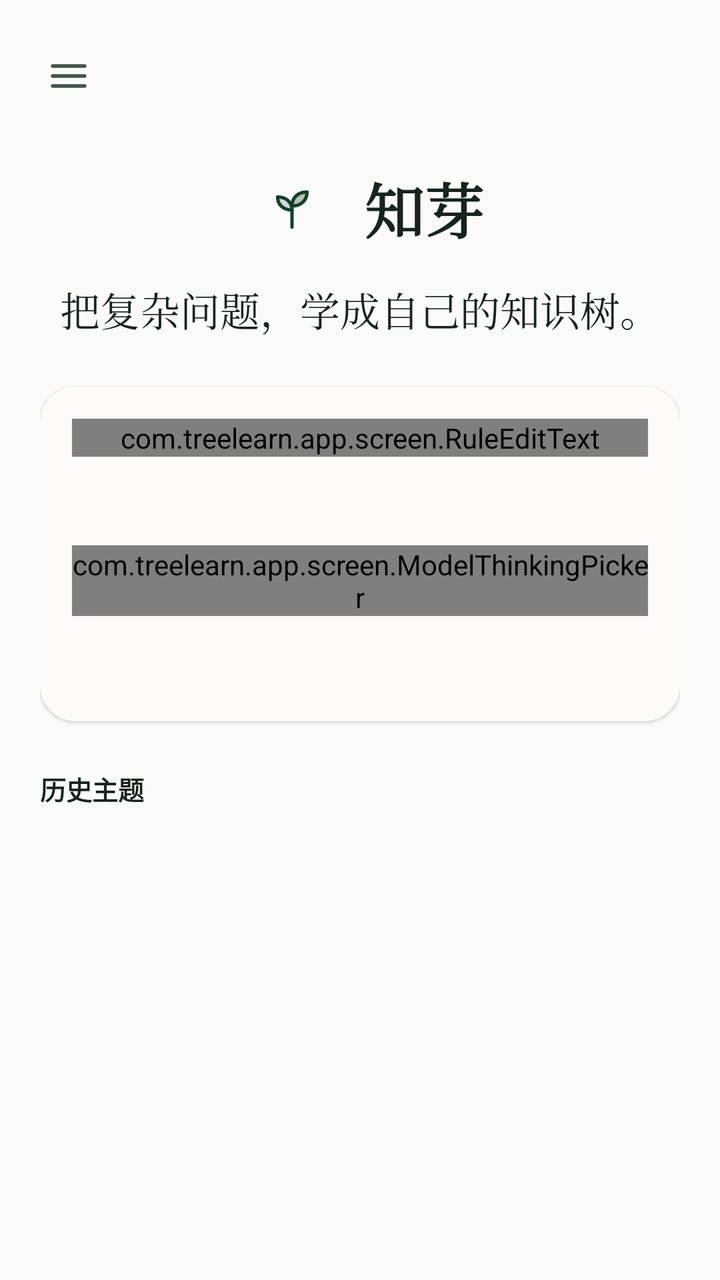
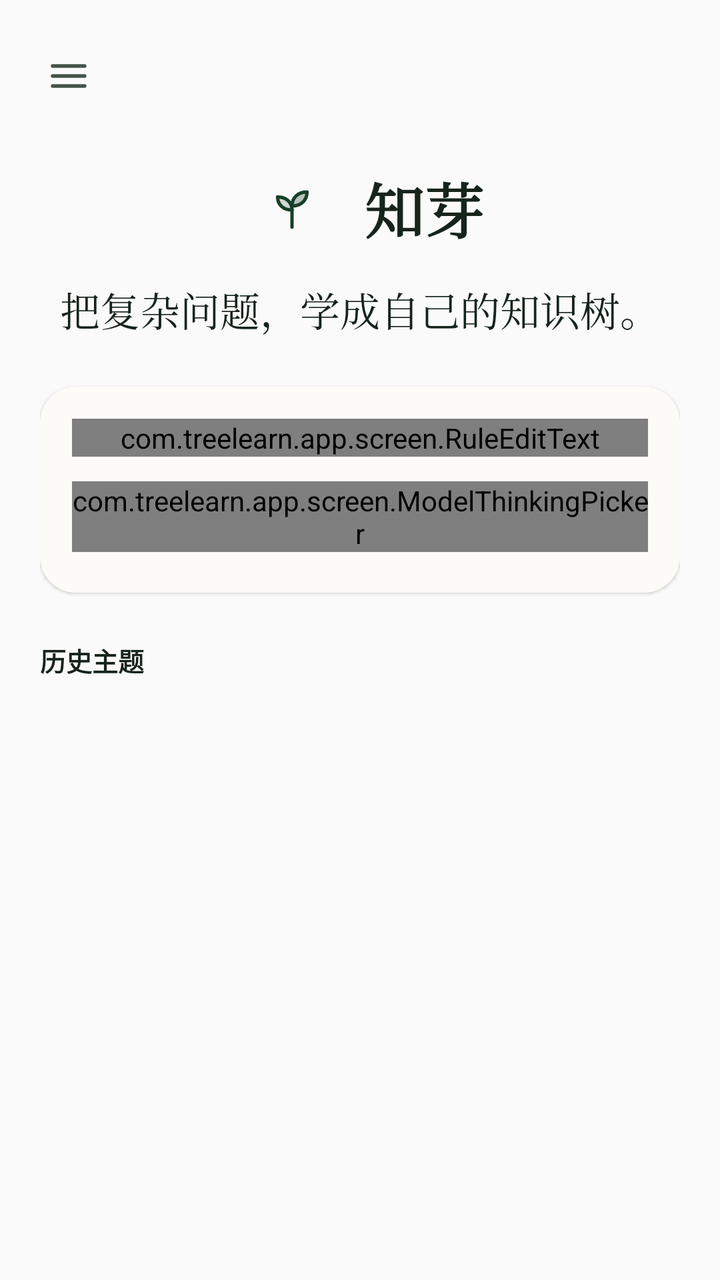

The first picture is an Android layout as it rendered before a commit; the second is the same layout after the commit. The layout source and the unified diff follow.
<!-- AndroidManifest.xml: application theme Theme.TreeLearn -->
<!-- res/layout/screen_home_body.xml -->
<?xml version="1.0" encoding="utf-8"?>
<LinearLayout xmlns:android="http://schemas.android.com/apk/res/android"
    android:id="@+id/home_content"
    android:layout_width="match_parent"
    android:layout_height="match_parent"
    android:orientation="vertical"
    android:paddingBottom="@dimen/space_s2">

    <LinearLayout
        android:id="@+id/home_appbar"
        android:layout_width="match_parent"
        android:layout_height="wrap_content"
        android:gravity="center_vertical"
        android:orientation="horizontal"
        android:paddingStart="@dimen/page_gutter"
        android:paddingTop="@dimen/space_s4"
        android:paddingEnd="@dimen/page_gutter">

        <ImageView
            android:id="@+id/home_drawer_button"
            android:layout_width="@dimen/touch_min"
            android:layout_height="@dimen/touch_min"
            android:layout_marginStart="-8dp"
            android:contentDescription="@string/cd_home_drawer"
            android:scaleType="centerInside"
            android:src="@drawable/ic_nav_menu"
            android:tint="@color/tl_ink2" />

    </LinearLayout>

    <LinearLayout
        android:id="@+id/home_primary"
        android:layout_width="match_parent"
        android:layout_height="wrap_content"
        android:orientation="vertical"
        android:paddingStart="@dimen/page_gutter"
        android:paddingEnd="@dimen/page_gutter"
        android:paddingBottom="@dimen/space_s4">

        <LinearLayout
            android:id="@+id/home_hero"
            android:layout_width="match_parent"
            android:layout_height="wrap_content"
            android:gravity="center_horizontal"
            android:orientation="vertical"
            android:paddingTop="@dimen/space_s4"
            android:paddingBottom="@dimen/space_s6">

            <LinearLayout
                android:id="@+id/home_brand_lockup"
                android:layout_width="wrap_content"
                android:layout_height="wrap_content"
                android:layout_marginBottom="@dimen/space_s2"
                android:gravity="center"
                android:orientation="horizontal">

                <ImageView
                    android:id="@+id/home_brand_mark"
                    android:layout_width="@dimen/brand_mark_size"
                    android:layout_height="@dimen/brand_mark_size"
                    android:contentDescription="@string/cd_home_brand"
                    android:scaleType="centerInside"
                    android:src="@drawable/ic_brand_sprout" />

                <TextView
                    android:id="@+id/home_brand"
                    android:layout_width="wrap_content"
                    android:layout_height="wrap_content"
                    android:layout_marginStart="@dimen/space_s2"
                    android:fontFamily="serif"
                    android:text="@string/app_name"
                    android:textColor="@color/tl_ink"
                    android:textSize="@dimen/text_brand"
                    android:textStyle="bold" />
            </LinearLayout>

            <TextView
                android:id="@+id/home_hero_title"
                android:layout_width="match_parent"
                android:layout_height="wrap_content"
                android:fontFamily="serif"
                android:gravity="center"
                android:lineSpacingMultiplier="1.5"
                android:text="@string/home_hero_title"
                android:textAlignment="center"
                android:textColor="@color/tl_ink"
                android:textSize="@dimen/text_h1" />
        </LinearLayout>

        <LinearLayout
            android:id="@+id/home_composer"
            android:layout_width="match_parent"
            android:layout_height="wrap_content"
            android:background="@drawable/bg_card"
            android:elevation="@dimen/card_elevation"
            android:orientation="vertical"
            android:padding="@dimen/space_s4">

            <com.treelearn.app.screen.RuleEditText
                android:id="@+id/home_draft"
                android:layout_width="match_parent"
                android:layout_height="wrap_content"
                android:background="@null"
                android:hint="@string/home_draft_hint"
                android:imeOptions="actionSend"
                android:inputType="textMultiLine|textCapSentences"
                android:paddingTop="0dp"
                android:paddingBottom="0dp"
                android:textColor="@color/tl_ink"
                android:textColorHint="@color/tl_ink3"
                android:textSize="@dimen/text_body" />

            <LinearLayout
                android:layout_width="match_parent"
                android:layout_height="wrap_content"
                android:layout_marginTop="@dimen/space_s2"
                android:gravity="center_vertical"
                android:orientation="horizontal">

                <com.treelearn.app.screen.ModelThinkingPicker
                    android:id="@+id/home_model_chip"
                    android:layout_width="wrap_content"
                    android:layout_height="wrap_content" />

                <LinearLayout
                    android:id="@+id/home_key_hint"
                    android:layout_width="wrap_content"
                    android:layout_height="wrap_content"
                    android:layout_marginStart="@dimen/space_s2"
                    android:background="@drawable/bg_pill"
                    android:backgroundTint="@color/tl_amber_soft"
                    android:gravity="center_vertical"
                    android:orientation="horizontal"
                    android:paddingStart="@dimen/space_s3"
                    android:paddingTop="@dimen/space_s1"
                    android:paddingEnd="@dimen/space_s3"
                    android:paddingBottom="@dimen/space_s1">

                    <ImageView
                        android:id="@+id/home_key_icon"
                        android:layout_width="13dp"
                        android:layout_height="13dp"
                        android:importantForAccessibility="no"
                        android:src="@drawable/ic_key"
                        android:tint="@color/tl_amber" />

                    <TextView
                        android:id="@+id/home_key_text"
                        android:layout_width="wrap_content"
                        android:layout_height="wrap_content"
                        android:layout_marginStart="@dimen/space_s1"
                        android:text="@string/home_key_missing"
                        android:textColor="@color/tl_amber"
                        android:textSize="@dimen/text_cap" />
                </LinearLayout>

                <View
                    android:layout_width="0dp"
                    android:layout_height="1dp"
                    android:layout_weight="1" />

                <ImageButton
                    android:id="@+id/home_send"
                    android:layout_width="@dimen/touch_min"
                    android:layout_height="@dimen/touch_min"
                    android:background="@drawable/bg_send_fab"
                    android:contentDescription="@string/home_send"
                    android:enabled="false"
                    android:scaleType="centerInside"
                    android:src="@drawable/ic_chat_send"
                    android:tint="@color/tl_surface" />
            </LinearLayout>
        </LinearLayout>

        <LinearLayout
            android:id="@+id/home_recommendations_section"
            android:layout_width="match_parent"
            android:layout_height="wrap_content"
            android:orientation="vertical"
            android:visibility="gone">

            
            <LinearLayout
                android:id="@+id/home_recommendations_head"
                android:layout_width="match_parent"
                android:layout_height="wrap_content"
                android:gravity="center_vertical"
                android:orientation="horizontal">

                <ImageView
                    android:id="@+id/home_recommendations_sparkle"
                    android:layout_width="@dimen/space_s4"
                    android:layout_height="@dimen/space_s4"
                    android:importantForAccessibility="no"
                    android:src="@drawable/ic_sparkle"
                    android:tint="@color/tl_ink3" />

                <TextView
                    android:id="@+id/home_recommendations_title"
                    android:layout_width="wrap_content"
                    android:layout_height="wrap_content"
                    android:layout_marginStart="@dimen/space_s1"
                    android:textColor="@color/tl_green_deep"
                    android:textSize="@dimen/text_cap"
                    android:textStyle="bold" />
            </LinearLayout>

            <com.treelearn.app.screen.RecommendationMarquee
                android:id="@+id/home_recommendations"
                android:layout_width="match_parent"
                android:layout_height="wrap_content"
                android:layout_marginTop="@dimen/space_s2" />
        </LinearLayout>

        <LinearLayout
            android:id="@+id/home_recent_section"
            android:layout_width="match_parent"
            android:layout_height="wrap_content"
            android:layout_marginTop="@dimen/space_s6"
            android:orientation="vertical">

            
            <LinearLayout
                android:id="@+id/home_recent_head"
                android:layout_width="match_parent"
                android:layout_height="wrap_content"
                android:orientation="horizontal">

                <TextView
                    android:id="@+id/home_recent_title"
                    android:layout_width="wrap_content"
                    android:layout_height="wrap_content"
                    android:text="@string/home_recent_title"
                    android:textColor="@color/tl_ink"
                    android:textSize="@dimen/text_sm"
                    android:textStyle="bold" />

                <TextView
                    android:id="@+id/home_recent_count"
                    android:layout_width="wrap_content"
                    android:layout_height="wrap_content"
                    android:layout_marginStart="@dimen/space_s2"
                    android:textColor="@color/tl_ink3"
                    android:textSize="@dimen/text_cap"
                    android:visibility="gone" />
            </LinearLayout>

            
            <TextView
                android:id="@+id/home_topics_empty"
                android:layout_width="match_parent"
                android:layout_height="wrap_content"
                android:layout_marginTop="@dimen/space_s6"
                android:gravity="center"
                android:lineSpacingMultiplier="1.9"
                android:text="@string/home_topics_empty"
                android:textColor="@color/tl_ink3"
                android:textSize="@dimen/text_sm"
                android:visibility="gone" />

            <LinearLayout
                android:id="@+id/home_recent_list"
                android:layout_width="match_parent"
                android:layout_height="wrap_content"
                android:layout_marginTop="@dimen/space_s3"
                android:orientation="vertical"
                android:visibility="gone" />
        </LinearLayout>

        <TextView
            android:id="@+id/home_notice"
            android:layout_width="match_parent"
            android:layout_height="wrap_content"
            android:layout_marginTop="@dimen/space_s2"
            android:textColor="@color/tl_red"
            android:textSize="@dimen/text_sm"
            android:visibility="gone" />
    </LinearLayout>
</LinearLayout>
<!-- resources referenced by this layout -->
<resources>
  <color name="tl_amber">#B05108</color>
  <color name="tl_amber_soft">#FBF3E2</color>
  <color name="tl_green_deep">#164027</color>
  <color name="tl_ink">#16241C</color>
  <color name="tl_ink2">#435449</color>
  <color name="tl_ink3">#627067</color>
  <color name="tl_red">#C0392B</color>
  <color name="tl_surface">#FCFBF8</color>
  <dimen name="brand_mark_size">56dp</dimen>
  <dimen name="card_elevation">1dp</dimen>
  <dimen name="page_gutter">20dp</dimen>
  <dimen name="space_s1">4dp</dimen>
  <dimen name="space_s2">8dp</dimen>
  <dimen name="space_s3">12dp</dimen>
  <dimen name="space_s4">16dp</dimen>
  <dimen name="space_s6">24dp</dimen>
  <dimen name="text_body">15sp</dimen>
  <dimen name="text_brand">30sp</dimen>
  <dimen name="text_cap">11sp</dimen>
  <dimen name="text_h1">20sp</dimen>
  <dimen name="text_sm">13sp</dimen>
  <dimen name="touch_min">44dp</dimen>
  <!-- drawable bg_card (drawable) -->
  <?xml version="1.0" encoding="utf-8"?>
  <shape xmlns:android="http://schemas.android.com/apk/res/android" android:shape="rectangle">
      <solid android:color="@color/tl_surface" />
      <corners android:radius="@dimen/radius_lg" />
  </shape>
  <!-- drawable bg_pill (drawable) -->
  <?xml version="1.0" encoding="utf-8"?>
  <shape xmlns:android="http://schemas.android.com/apk/res/android" android:shape="rectangle">
      <solid android:color="@color/tl_surface" />
      <corners android:radius="@dimen/radius_full" />
  </shape>
  <!-- drawable bg_send_fab (drawable) -->
  <?xml version="1.0" encoding="utf-8"?>
  <selector xmlns:android="http://schemas.android.com/apk/res/android">
      <item android:state_enabled="false">
          <shape android:shape="oval">
              <solid android:color="@color/tl_line" />
          </shape>
      </item>
      <item android:state_pressed="true">
          <shape android:shape="oval">
              <solid android:color="@color/tl_green_deep" />
          </shape>
      </item>
      <item>
          <shape android:shape="oval">
              <solid android:color="@color/tl_green" />
          </shape>
      </item>
  </selector>
  <!-- drawable ic_chat_send (drawable) -->
  <?xml version="1.0" encoding="utf-8"?>
  <vector xmlns:android="http://schemas.android.com/apk/res/android"
      android:width="24dp"
      android:height="24dp"
      android:viewportWidth="24"
      android:viewportHeight="24">
      <path
          android:pathData="M12 19V5M5.5 11.5 12 5l6.5 6.5"
          android:strokeColor="#FF212121"
          android:strokeWidth="1.8"
          android:strokeLineCap="round"
          android:strokeLineJoin="round" />
  </vector>
  <!-- drawable ic_key (drawable) -->
  <?xml version="1.0" encoding="utf-8"?>
  <vector xmlns:android="http://schemas.android.com/apk/res/android"
      android:width="24dp"
      android:height="24dp"
      android:viewportWidth="24"
      android:viewportHeight="24">
      <path
          android:pathData="M8,14.5m-4,0a4,4 0,1 1,8 0a4,4 0,1 1,-8 0"
          android:strokeColor="#FF212121"
          android:strokeWidth="1.8"
          android:strokeLineCap="round"
          android:strokeLineJoin="round" />
      <path
          android:pathData="M11.2 11.3 20 2.5M15.5 6.5l3 3"
          android:strokeColor="#FF212121"
          android:strokeWidth="1.8"
          android:strokeLineCap="round"
          android:strokeLineJoin="round" />
  </vector>
  <string name="app_name">知芽</string>
  <string name="cd_home_brand">知芽 Logo</string>
  <string name="cd_home_drawer">打开菜单</string>
  <string name="home_draft_hint">输入你的根问题，例如：帮我系统理解 Transformer 的注意力机制</string>
  <string name="home_hero_title">把复杂问题，学成自己的知识树。</string>
  <string name="home_key_missing">未配置 Key</string>
  <string name="home_recent_title">历史主题</string>
  <string name="home_send">发送</string>
  <string name="home_topics_empty">还没有主题</string>
  <dimen name="radius_lg">18dp</dimen>
  <dimen name="radius_full">99dp</dimen>
  <color name="tl_line">#E2DFD6</color>
  <color name="tl_green">#2B6E45</color>
  <color name="tl_bg">#F4F1EB</color>
  <!-- unchanged entries left out for length: 4 -->
</resources>

<!-- the commit's change to res/layout/screen_home_body.xml (unified diff, before → after) -->
@@ -117,42 +117,12 @@
                 android:gravity="center_vertical"
                 android:orientation="horizontal">
 
+                
+
                 <com.treelearn.app.screen.ModelThinkingPicker
                     android:id="@+id/home_model_chip"
                     android:layout_width="wrap_content"
                     android:layout_height="wrap_content" />
-
-                <LinearLayout
-                    android:id="@+id/home_key_hint"
-                    android:layout_width="wrap_content"
-                    android:layout_height="wrap_content"
-                    android:layout_marginStart="@dimen/space_s2"
-                    android:background="@drawable/bg_pill"
-                    android:backgroundTint="@color/tl_amber_soft"
-                    android:gravity="center_vertical"
-                    android:orientation="horizontal"
-                    android:paddingStart="@dimen/space_s3"
-                    android:paddingTop="@dimen/space_s1"
-                    android:paddingEnd="@dimen/space_s3"
-                    android:paddingBottom="@dimen/space_s1">
-
-                    <ImageView
-                        android:id="@+id/home_key_icon"
-                        android:layout_width="13dp"
-                        android:layout_height="13dp"
-                        android:importantForAccessibility="no"
-                        android:src="@drawable/ic_key"
-                        android:tint="@color/tl_amber" />
-
-                    <TextView
-                        android:id="@+id/home_key_text"
-                        android:layout_width="wrap_content"
-                        android:layout_height="wrap_content"
-                        android:layout_marginStart="@dimen/space_s1"
-                        android:text="@string/home_key_missing"
-                        android:textColor="@color/tl_amber"
-                        android:textSize="@dimen/text_cap" />
-                </LinearLayout>
 
                 <View
                     android:layout_width="0dp"
<!-- resource entries referenced after the edit -->
@@ -1,7 +1,5 @@
 <!-- resources referenced by this layout -->
 <resources>
-  <color name="tl_amber">#B05108</color>
-  <color name="tl_amber_soft">#FBF3E2</color>
   <color name="tl_green_deep">#164027</color>
   <color name="tl_ink">#16241C</color>
   <color name="tl_ink2">#435449</color>
@@ -27,12 +25,6 @@
   <shape xmlns:android="http://schemas.android.com/apk/res/android" android:shape="rectangle">
       <solid android:color="@color/tl_surface" />
       <corners android:radius="@dimen/radius_lg" />
-  </shape>
-  <!-- drawable bg_pill (drawable) -->
-  <?xml version="1.0" encoding="utf-8"?>
-  <shape xmlns:android="http://schemas.android.com/apk/res/android" android:shape="rectangle">
-      <solid android:color="@color/tl_surface" />
-      <corners android:radius="@dimen/radius_full" />
   </shape>
   <!-- drawable bg_send_fab (drawable) -->
   <?xml version="1.0" encoding="utf-8"?>
@@ -67,37 +59,15 @@
           android:strokeLineCap="round"
           android:strokeLineJoin="round" />
   </vector>
-  <!-- drawable ic_key (drawable) -->
-  <?xml version="1.0" encoding="utf-8"?>
-  <vector xmlns:android="http://schemas.android.com/apk/res/android"
-      android:width="24dp"
-      android:height="24dp"
-      android:viewportWidth="24"
-      android:viewportHeight="24">
-      <path
-          android:pathData="M8,14.5m-4,0a4,4 0,1 1,8 0a4,4 0,1 1,-8 0"
-          android:strokeColor="#FF212121"
-          android:strokeWidth="1.8"
-          android:strokeLineCap="round"
-          android:strokeLineJoin="round" />
-      <path
-          android:pathData="M11.2 11.3 20 2.5M15.5 6.5l3 3"
-          android:strokeColor="#FF212121"
-          android:strokeWidth="1.8"
-          android:strokeLineCap="round"
-          android:strokeLineJoin="round" />
-  </vector>
   <string name="app_name">知芽</string>
   <string name="cd_home_brand">知芽 Logo</string>
   <string name="cd_home_drawer">打开菜单</string>
   <string name="home_draft_hint">输入你的根问题，例如：帮我系统理解 Transformer 的注意力机制</string>
   <string name="home_hero_title">把复杂问题，学成自己的知识树。</string>
-  <string name="home_key_missing">未配置 Key</string>
   <string name="home_recent_title">历史主题</string>
   <string name="home_send">发送</string>
   <string name="home_topics_empty">还没有主题</string>
   <dimen name="radius_lg">18dp</dimen>
-  <dimen name="radius_full">99dp</dimen>
   <color name="tl_line">#E2DFD6</color>
   <color name="tl_green">#2B6E45</color>
   <color name="tl_bg">#F4F1EB</color>
